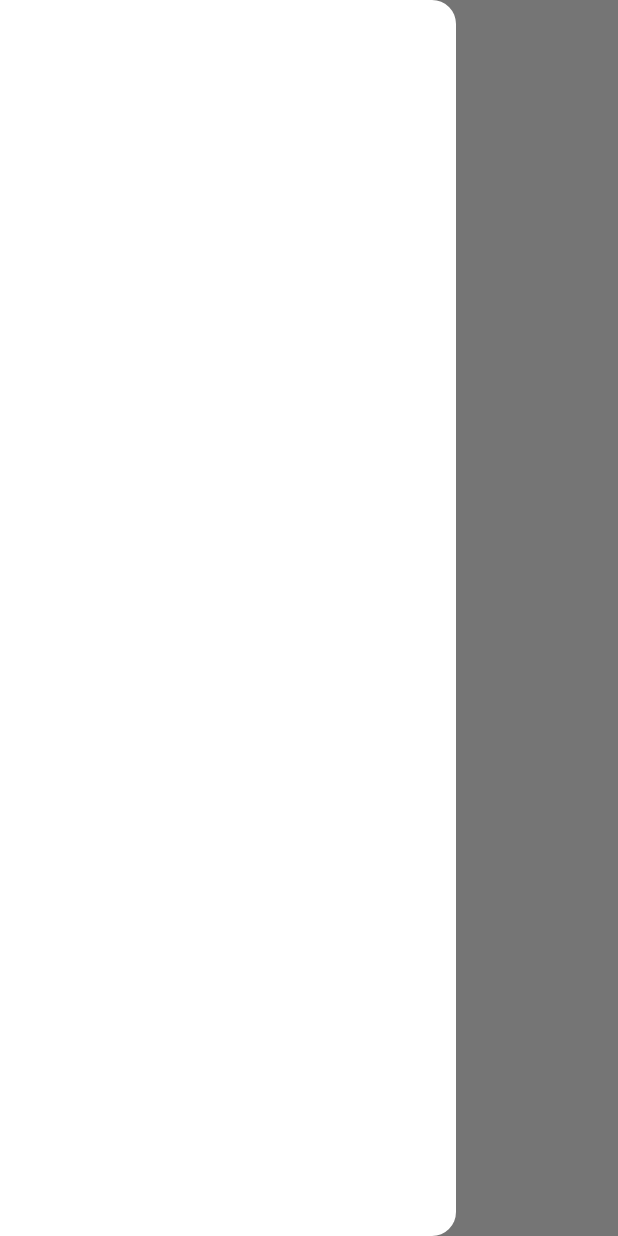
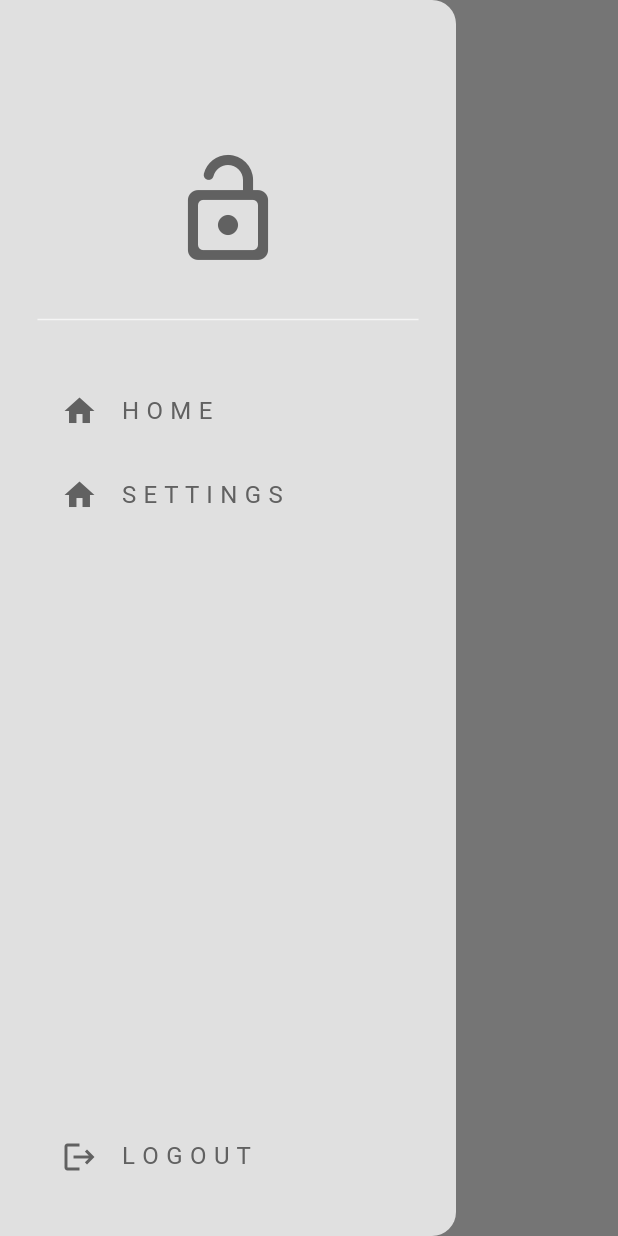
Before and after one commit to yficklis/food_delivery_app, a Flutter app: the HomePage screen opened directly, with the side drawer open, on a phone screen of 412 x 824 dp. Run offline on Flutter 3.47's test engine with Material 3 defaults, Android fonts, the phone set to English and light mode, and no system bars.

Commit message:
settings and drawer

```diff
--- a/lib/components/my_drawer.dart
+++ b/lib/components/my_drawer.dart
@@ -1,4 +1,6 @@
 import 'package:flutter/material.dart';
+import 'package:food_delivery_app/components/my_drawer_tile.dart';
+import 'package:food_delivery_app/pages/settings_page.dart';
 
 class MyDrawer extends StatelessWidget {
   const MyDrawer({super.key});
@@ -10,12 +12,50 @@ class MyDrawer extends StatelessWidget {
       child: Column(
         children: [
           // app logo
+          Padding(
+            padding: const EdgeInsets.only(top: 100.0),
+            child: Icon(
+              Icons.lock_open_rounded,
+              size: 80,
+              color: Theme.of(context).colorScheme.inversePrimary,
+            ),
+          ),
 
+          Padding(
+            padding: const EdgeInsets.all(25.0),
+            child: Divider(
+              color: Theme.of(context).colorScheme.secondary,
+            ),
+          ),
           // home list tile
+          MyDrawerTile(
+            text: "H O M E",
+            icon: Icons.home,
+            onTap: () => Navigator.pop(context),
+          ),
 
           // settings litst tile
-
+          MyDrawerTile(
+            text: "S E T T I N G S",
+            icon: Icons.home,
+            onTap: () {
+              Navigator.pop(context);
+              Navigator.push(
+                context,
+                MaterialPageRoute(
+                  builder: (context) => const SettingsPage(),
+                ),
+              );
+            },
+          ),
+          const Spacer(),
           // logout list tile
+          MyDrawerTile(
+            text: "L O G O U T",
+            icon: Icons.logout,
+            onTap: () {},
+          ),
+          const SizedBox(height: 25),
         ],
       ),
     );
--- /dev/null
+++ b/lib/components/my_drawer_tile.dart
@@ -0,0 +1,31 @@
+import 'package:flutter/material.dart';
+
+class MyDrawerTile extends StatelessWidget {
+  final String text;
+  final IconData? icon;
+  final void Function()? onTap;
+  const MyDrawerTile({
+    super.key,
+    required this.text,
+    required this.icon,
+    required this.onTap,
+  });
+
+  @override
+  Widget build(BuildContext context) {
+    return Padding(
+      padding: const EdgeInsets.only(left: 25.0),
+      child: ListTile(
+        title: Text(
+          text,
+          style: TextStyle(color: Theme.of(context).colorScheme.inversePrimary),
+        ),
+        leading: Icon(
+          icon,
+          color: Theme.of(context).colorScheme.inversePrimary,
+        ),
+        onTap: onTap,
+      ),
+    );
+  }
+}
--- a/lib/main.dart
+++ b/lib/main.dart
@@ -1,9 +1,7 @@
 import 'package:flutter/material.dart';
 import 'package:food_delivery_app/auth/login_or_register.dart';
-import 'package:food_delivery_app/pages/register_page.dart';
 import 'package:food_delivery_app/themes/theme_provider.dart';
 import 'package:provider/provider.dart';
-import 'pages/login_page.dart';
 
 void main() {
   runApp(
--- a/lib/pages/home_page.dart
+++ b/lib/pages/home_page.dart
@@ -1,4 +1,5 @@
 import 'package:flutter/material.dart';
+import 'package:food_delivery_app/components/my_drawer.dart';
 
 class HomePage extends StatefulWidget {
   const HomePage({super.key});
@@ -15,7 +16,7 @@ class _HomePageState extends State<HomePage> {
         title: const Text("Home"),
         centerTitle: true,
       ),
-      drawer: Drawer(),
+      drawer: MyDrawer(),
     );
   }
 }
```
Also changed, not shown: lib/pages/settings_page.dart (added, +53 -0 lines).
